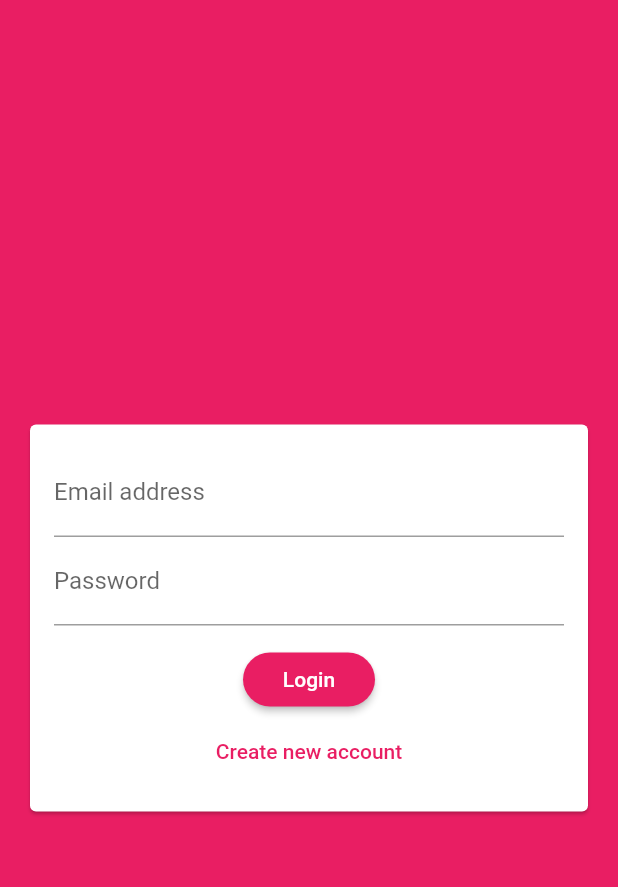
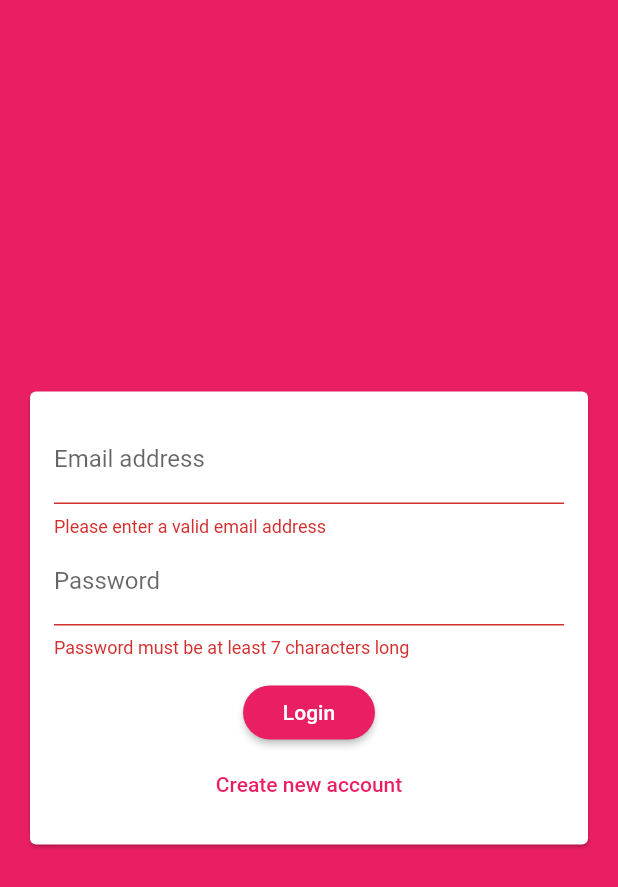
Before and after one commit to Flutter-Streamliner/SimpleChatApp, a Flutter app: the screen it shows after launch, after a tap on "Login", on a phone screen of 412 x 824 dp. Shown: the top 887 px of the screen. Run offline on Flutter 3.47's test engine with Material 2 defaults, Android fonts, the phone set to English and light mode, and no system bars; our stand-ins replace cloud_firestore, firebase_auth, firebase_core; accounts and stored records are empty.

Commit message:
Implementing Authentication. Added Firebase core dependencies

```diff
--- a/lib/main.dart
+++ b/lib/main.dart
@@ -1,8 +1,35 @@
 import 'package:chat_app/screens/auth_screen.dart';
+import 'package:firebase_core/firebase_core.dart';
 import 'package:flutter/material.dart';
 
 void main() {
-  runApp(MyApp());
+  runApp(App());
+}
+
+class App extends StatelessWidget {
+  @override
+  Widget build(BuildContext context) {
+    return FutureBuilder(
+      // Initialize FlutterFire
+      future: Firebase.initializeApp(),
+      builder: (context, snapshot) {
+        // Check for errors
+        if (snapshot.hasError) {
+          return Center(child: Text('Cannot load firebase'));
+        }
+
+        // Once complete, show your application
+        if (snapshot.connectionState == ConnectionState.done) {
+          return MyApp();
+        }
+
+        // Otherwise, show something whilst waiting for initialization to complete
+        return Center(
+          child: CircularProgressIndicator(),
+        );
+      },
+    );
+  }
 }
 
 class MyApp extends StatelessWidget {
--- a/lib/screens/chat_screen.dart
+++ b/lib/screens/chat_screen.dart
@@ -6,7 +6,7 @@ class ChatScreen extends StatelessWidget {
   Widget build(BuildContext context) {
     return Scaffold(
       body: StreamBuilder(
-          stream: Firestore.instance
+          stream: FirebaseFirestore.instance
               .collection('chats/x2lhzyP83qvb7ZGlcz8Z/messages')
               .snapshots(),
           builder: (context, snapshot) {
@@ -27,7 +27,7 @@ class ChatScreen extends StatelessWidget {
       floatingActionButton: FloatingActionButton(
         child: Icon(Icons.add),
         onPressed: () {
-          Firestore.instance
+          FirebaseFirestore.instance
               .collection('chats/x2lhzyP83qvb7ZGlcz8Z/messages')
               .add({'text': 'This was added by clicking the button!'});
         },
--- a/lib/widgets/auth/auth_form.dart
+++ b/lib/widgets/auth/auth_form.dart
@@ -1,8 +1,8 @@
 import 'package:flutter/material.dart';
 
 class AuthForm extends StatefulWidget {
-  final void Function(
-      String email, String password, String username, bool isLogin) submitForm;
+  final void Function(String email, String password, String username,
+      bool isLogin, BuildContext context) submitForm;
   AuthForm(this.submitForm);
 
   @override
@@ -19,11 +19,13 @@ class _AuthFormState extends State<AuthForm> {
   void _trySubmit() {
     final isValid = _formKey.currentState.validate();
     FocusScope.of(context).unfocus(); // close the keyboard
-    widget.submitForm(_userEmail, _userPassword, _userName, _isLogin);
+
     if (isValid) {
       _formKey.currentState.save();
 
       // Use those values to send our auth request...
+      widget.submitForm(_userEmail.trim(), _userPassword.trim(),
+          _userName.trim(), _isLogin, context);
     }
   }
 
@@ -93,7 +95,7 @@ class _AuthFormState extends State<AuthForm> {
                   ),
                   RaisedButton(
                     child: Text(_isLogin ? 'Login' : 'Sign up'),
-                    onPressed: () {},
+                    onPressed: _trySubmit,
                   ),
                   FlatButton(
                     textColor: Theme.of(context).primaryColor,
--- a/pubspec.yaml
+++ b/pubspec.yaml
@@ -23,8 +23,9 @@ environment:
 dependencies:
   flutter:
     sdk: flutter
-  cloud_firestore: ^0.13.7
-
+  cloud_firestore: ^0.14.0+1
+  firebase_auth: ^0.18.0+1
+  firebase_core: ^0.5.0
 
   # The following adds the Cupertino Icons font to your application.
   # Use with the CupertinoIcons class for iOS style icons.
```
Also changed, not shown: lib/screens/auth_screen.dart (+28 -2 lines), pubspec.lock.
